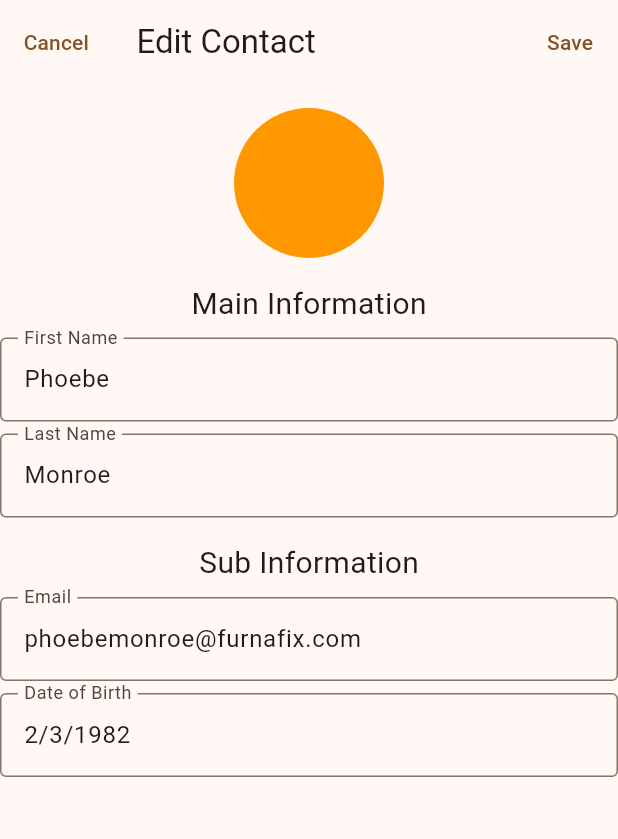
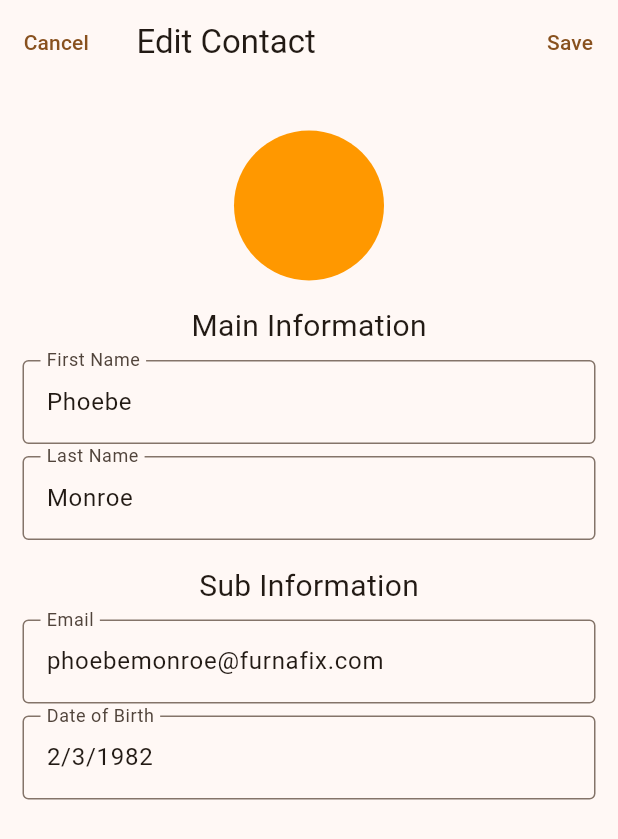
Before and after one commit to timsedev/trinity-wizards-test, a Flutter app: the screen it shows after launch, after a tap on an icon or button, on a phone screen of 412 x 824 dp. Shown: the top 839 px of the screen. Run offline on Flutter 3.47's test engine with Material 2 defaults, Android fonts, the phone set to English and light mode, and no system bars.

Commit message:
add padding to screen2 for better look

```diff
--- a/testing/lib/ui/views/screen_2/screen_2_view.dart
+++ b/testing/lib/ui/views/screen_2/screen_2_view.dart
@@ -45,6 +45,8 @@ class _Screen2ViewState extends State<Screen2View> {
       ),
       body: Form(
         key: _viewModel.formKey,
+        child: Padding(
+          padding: const EdgeInsets.all(15),
           child: Column(
             crossAxisAlignment: CrossAxisAlignment.center,
             children: [
@@ -128,6 +130,7 @@ class _Screen2ViewState extends State<Screen2View> {
             ],
           ),
         ),
+      ),
     );
   }
 }
```
Lines whose indentation alone changed are shown as unchanged.
